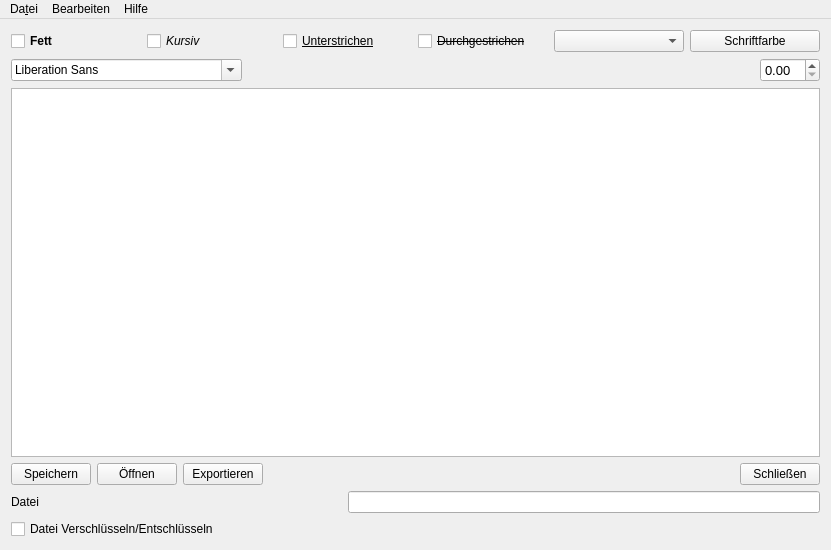
This is mainwindow.ui in AwesomeTextEdtor/Texteditor as Qt 5 draws it before an edit. The edited form follows.
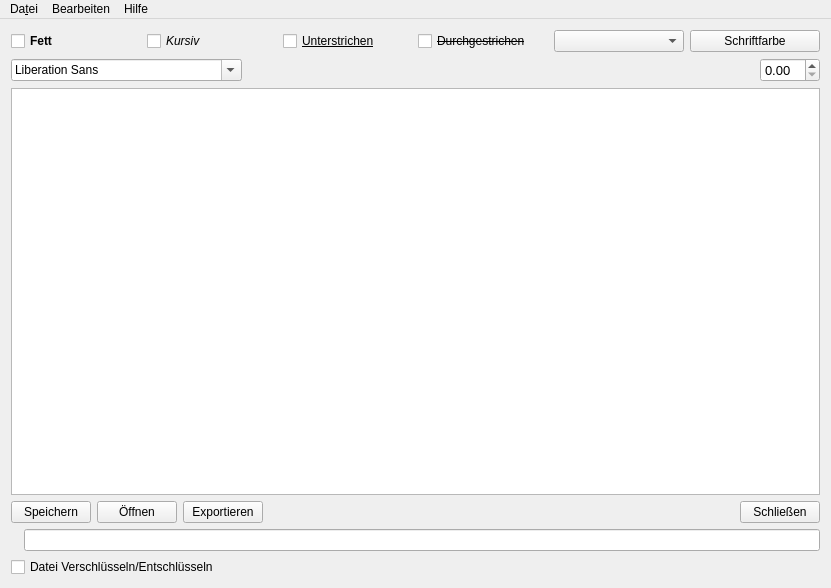
This is the edited form. Icons and pictures are not drawn.

```diff
--- a/mainwindow.ui
+++ b/mainwindow.ui
@@ -7,7 +7,7 @@
     <x>0</x>
     <y>0</y>
     <width>831</width>
-    <height>550</height>
+    <height>588</height>
    </rect>
   </property>
   <property name="windowTitle">
@@ -168,6 +168,9 @@
                 <property name="text">
                  <string>Speichern</string>
                 </property>
+                <property name="autoDefault">
+                 <bool>false</bool>
+                </property>
                </widget>
               </item>
               <item>
@@ -213,7 +216,7 @@
             <item>
              <widget class="QLabel" name="label">
               <property name="text">
-               <string>Datei                                                                                           </string>
+               <string/>
               </property>
              </widget>
             </item>
```
Left out of the diff: 35 changed lines with no effect on the pictures.
